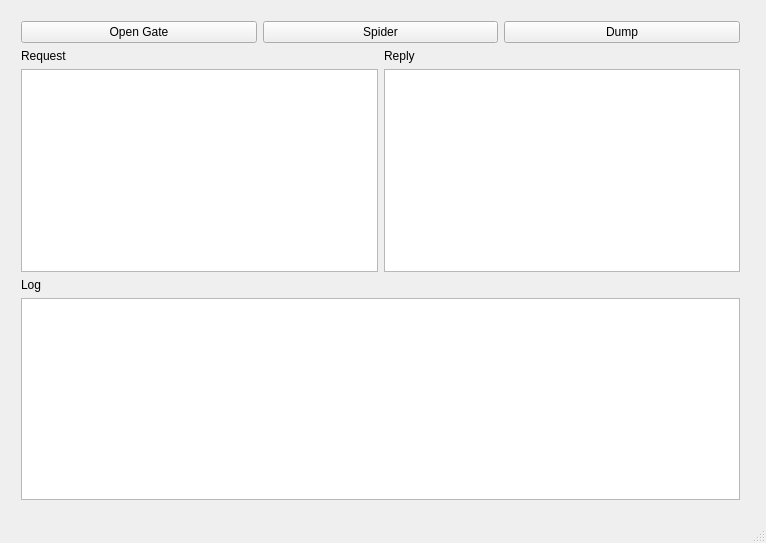
This is form/mainwindow.ui in AndreLaranjeira/ProxyGate as Qt 5 draws it before an edit. The edited form follows.
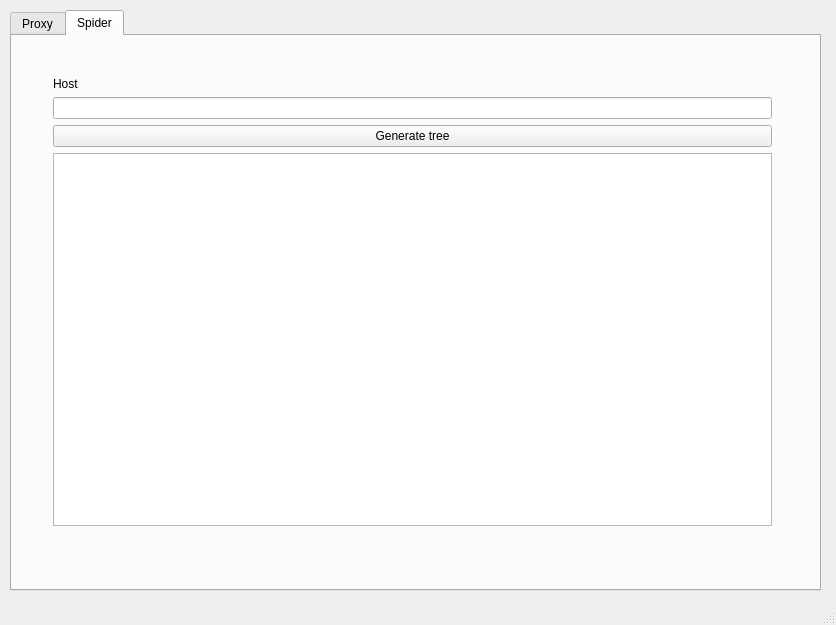
This is the edited form.

Commit message: Initial spider structure Added spider thread Connects and signals between UI and new Spider thread Changed UI layout, added tabs

What changed in the file:
```diff
--- a/form/mainwindow.ui
+++ b/form/mainwindow.ui
@@ -6,8 +6,8 @@
    <rect>
     <x>0</x>
     <y>0</y>
-    <width>766</width>
-    <height>543</height>
+    <width>836</width>
+    <height>625</height>
    </rect>
   </property>
   <property name="windowTitle">
@@ -23,11 +23,27 @@
      <height>0</height>
     </size>
    </property>
-   <widget class="QWidget" name="gridLayoutWidget">
+   <widget class="QTabWidget" name="tabWidget">
     <property name="geometry">
      <rect>
       <x>10</x>
       <y>10</y>
+      <width>811</width>
+      <height>581</height>
+     </rect>
+    </property>
+    <property name="currentIndex">
+     <number>1</number>
+    </property>
+    <widget class="QWidget" name="tab_3">
+     <attribute name="title">
+      <string>Proxy</string>
+     </attribute>
+     <widget class="QWidget" name="gridLayoutWidget">
+      <property name="geometry">
+       <rect>
+        <x>50</x>
+        <y>20</y>
       <width>741</width>
       <height>501</height>
      </rect>
@@ -42,20 +58,6 @@
          </property>
         </widget>
        </item>
-       <item>
-        <widget class="QPushButton" name="button_spider">
-         <property name="text">
-          <string>Spider</string>
-         </property>
-        </widget>
-       </item>
-       <item>
-        <widget class="QPushButton" name="button_dump">
-         <property name="text">
-          <string>Dump</string>
-         </property>
-        </widget>
-       </item>
       </layout>
      </item>
      <item row="12" column="0">
@@ -111,6 +113,49 @@
       </layout>
      </item>
     </layout>
+     </widget>
+    </widget>
+    <widget class="QWidget" name="tab_4">
+     <attribute name="title">
+      <string>Spider</string>
+     </attribute>
+     <widget class="QWidget" name="verticalLayoutWidget">
+      <property name="geometry">
+       <rect>
+        <x>30</x>
+        <y>30</y>
+        <width>741</width>
+        <height>471</height>
+       </rect>
+      </property>
+      <layout class="QVBoxLayout" name="verticalLayout_3">
+       <item>
+        <layout class="QVBoxLayout" name="verticalLayout_9">
+         <item>
+          <widget class="QLabel" name="label_8">
+           <property name="text">
+            <string>Host</string>
+           </property>
+          </widget>
+         </item>
+         <item>
+          <widget class="QLineEdit" name="spider_host"/>
+         </item>
+         <item>
+          <widget class="QPushButton" name="spider_push">
+           <property name="text">
+            <string>Generate tree</string>
+           </property>
+          </widget>
+         </item>
+        </layout>
+       </item>
+       <item>
+        <widget class="QTreeView" name="treeView"/>
+       </item>
+      </layout>
+     </widget>
+    </widget>
    </widget>
   </widget>
   <widget class="QStatusBar" name="statusBar">
```
Lines whose indentation alone changed are shown as unchanged. The commit also changes 5 other files.
